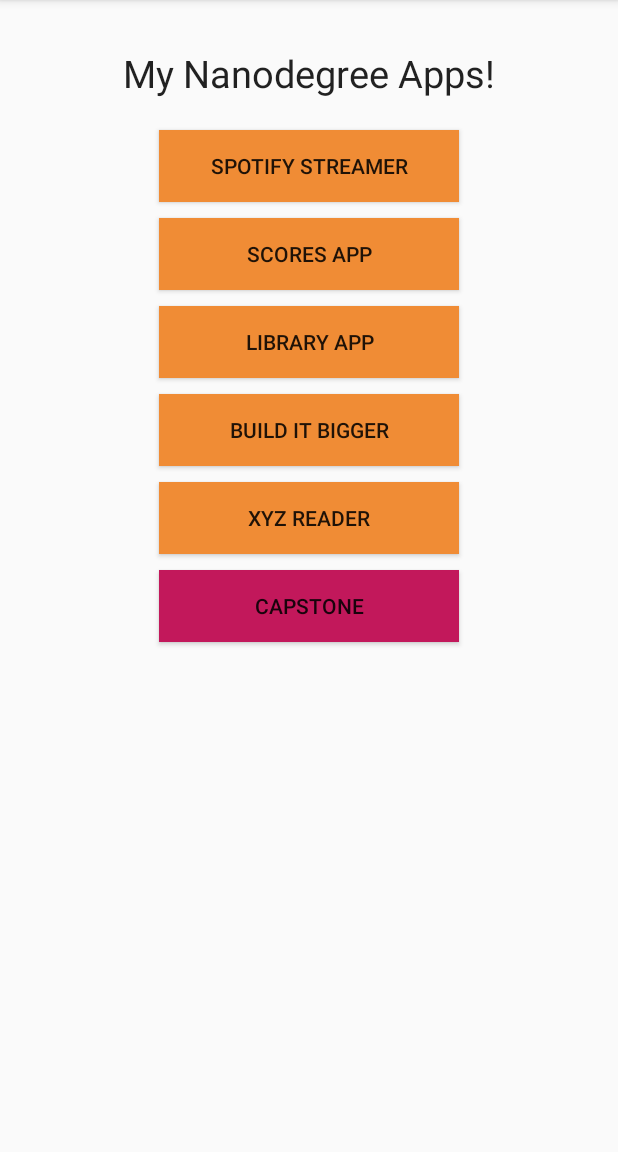
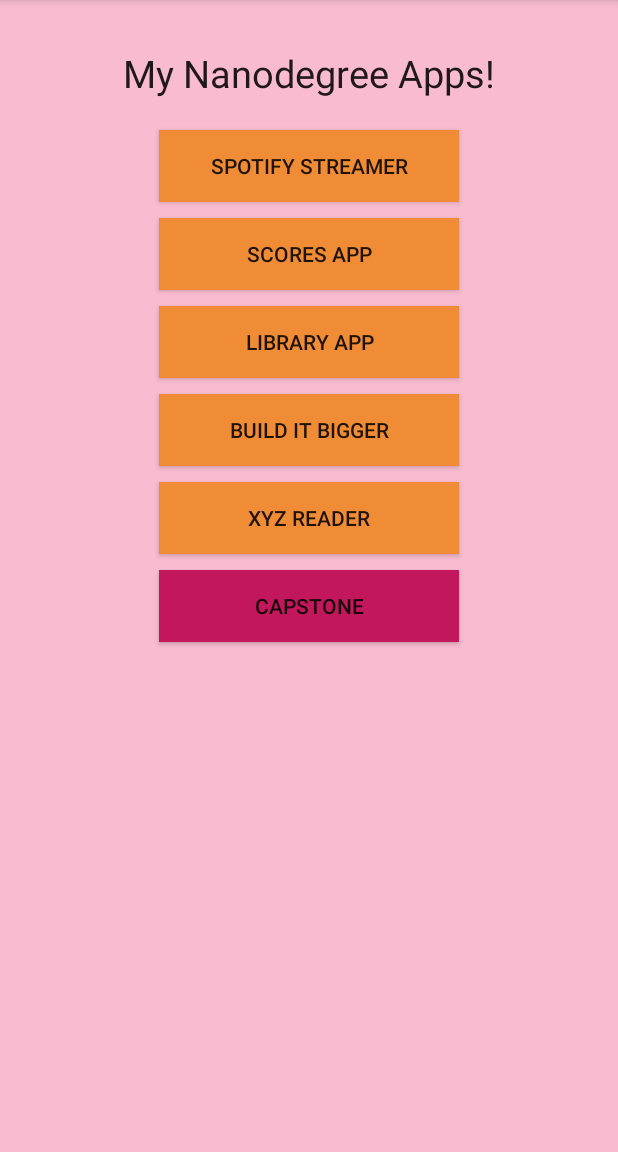
Before and after one commit to SahibSethi/app_portfolio_nanodegree, an Android app: the screen it shows after launch (MainActivity), on a phone screen of 412 x 824 dp, the part 84-1236 px from its top. Run offline under Robolectric (Android 15) with nearby library versions, the phone set to English and light mode, and no system bars.

Commit message:
Made UI changes

```diff
--- a/app/src/main/res/layout/activity_main.xml
+++ b/app/src/main/res/layout/activity_main.xml
@@ -3,6 +3,7 @@
     android:layout_height="match_parent" android:paddingLeft="@dimen/activity_horizontal_margin"
     android:paddingRight="@dimen/activity_horizontal_margin"
     android:paddingTop="@dimen/activity_vertical_margin"
+    android:background="#F8BBD0"
     android:paddingBottom="@dimen/activity_vertical_margin" tools:context=".MainActivity"
     android:id="@+id/main">
 
```
